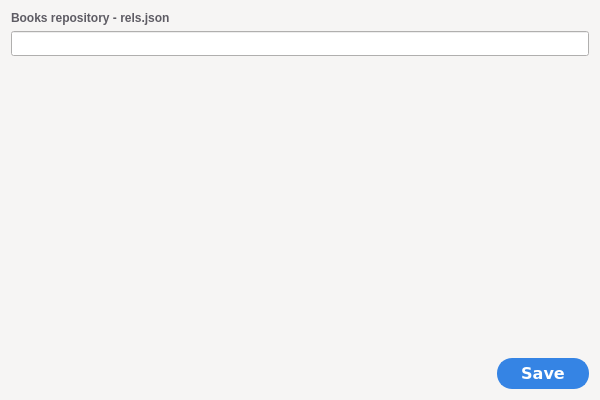
First picture: the form in application/ui/qt_generated/settings.ui, repository Yarosvet/Bionic, before the edit.
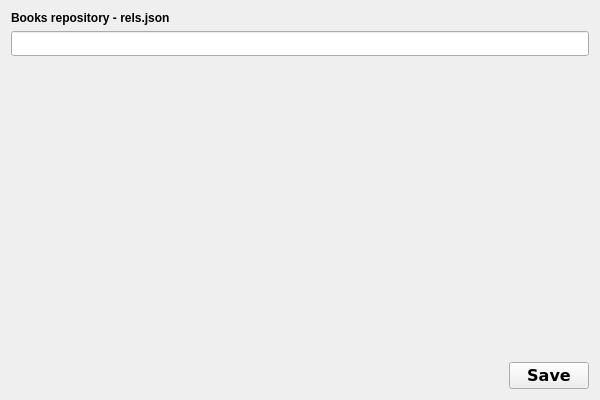
Second picture: the form after the edit. Icons and pictures are not drawn.

Diff of the .ui file:
```diff
--- a/application/ui/qt_generated/settings.ui
+++ b/application/ui/qt_generated/settings.ui
@@ -25,448 +25,6 @@
     <height>400</height>
    </size>
   </property>
-  <property name="palette">
-   <palette>
-    <active>
-     <colorrole role="WindowText">
-      <brush brushstyle="SolidPattern">
-       <color alpha="255">
-        <red>0</red>
-        <green>0</green>
-        <blue>0</blue>
-       </color>
-      </brush>
-     </colorrole>
-     <colorrole role="Button">
-      <brush brushstyle="SolidPattern">
-       <color alpha="255">
-        <red>246</red>
-        <green>245</green>
-        <blue>244</blue>
-       </color>
-      </brush>
-     </colorrole>
-     <colorrole role="Light">
-      <brush brushstyle="SolidPattern">
-       <color alpha="255">
-        <red>255</red>
-        <green>255</green>
-        <blue>255</blue>
-       </color>
-      </brush>
-     </colorrole>
-     <colorrole role="Midlight">
-      <brush brushstyle="SolidPattern">
-       <color alpha="255">
-        <red>250</red>
-        <green>250</green>
-        <blue>249</blue>
-       </color>
-      </brush>
-     </colorrole>
-     <colorrole role="Dark">
-      <brush brushstyle="SolidPattern">
-       <color alpha="255">
-        <red>123</red>
-        <green>122</green>
-        <blue>122</blue>
-       </color>
-      </brush>
-     </colorrole>
-     <colorrole role="Mid">
-      <brush brushstyle="SolidPattern">
-       <color alpha="255">
-        <red>164</red>
-        <green>163</green>
-        <blue>163</blue>
-       </color>
-      </brush>
-     </colorrole>
-     <colorrole role="Text">
-      <brush brushstyle="SolidPattern">
-       <color alpha="255">
-        <red>0</red>
-        <green>0</green>
-        <blue>0</blue>
-       </color>
-      </brush>
-     </colorrole>
-     <colorrole role="BrightText">
-      <brush brushstyle="SolidPattern">
-       <color alpha="255">
-        <red>255</red>
-        <green>255</green>
-        <blue>255</blue>
-       </color>
-      </brush>
-     </colorrole>
-     <colorrole role="ButtonText">
-      <brush brushstyle="SolidPattern">
-       <color alpha="255">
-        <red>0</red>
-        <green>0</green>
-        <blue>0</blue>
-       </color>
-      </brush>
-     </colorrole>
-     <colorrole role="Base">
-      <brush brushstyle="SolidPattern">
-       <color alpha="255">
-        <red>255</red>
-        <green>255</green>
-        <blue>255</blue>
-       </color>
-      </brush>
-     </colorrole>
-     <colorrole role="Window">
-      <brush brushstyle="SolidPattern">
-       <color alpha="255">
-        <red>246</red>
-        <green>245</green>
-        <blue>244</blue>
-       </color>
-      </brush>
-     </colorrole>
-     <colorrole role="Shadow">
-      <brush brushstyle="SolidPattern">
-       <color alpha="255">
-        <red>0</red>
-        <green>0</green>
-        <blue>0</blue>
-       </color>
-      </brush>
-     </colorrole>
-     <colorrole role="AlternateBase">
-      <brush brushstyle="SolidPattern">
-       <color alpha="255">
-        <red>250</red>
-        <green>250</green>
-        <blue>249</blue>
-       </color>
-      </brush>
-     </colorrole>
-     <colorrole role="ToolTipBase">
-      <brush brushstyle="SolidPattern">
-       <color alpha="255">
-        <red>255</red>
-        <green>255</green>
-        <blue>220</blue>
-       </color>
-      </brush>
-     </colorrole>
-     <colorrole role="ToolTipText">
-      <brush brushstyle="SolidPattern">
-       <color alpha="255">
-        <red>0</red>
-        <green>0</green>
-        <blue>0</blue>
-       </color>
-      </brush>
-     </colorrole>
-     <colorrole role="PlaceholderText">
-      <brush brushstyle="NoBrush">
-       <color alpha="128">
-        <red>0</red>
-        <green>0</green>
-        <blue>0</blue>
-       </color>
-      </brush>
-     </colorrole>
-    </active>
-    <inactive>
-     <colorrole role="WindowText">
-      <brush brushstyle="SolidPattern">
-       <color alpha="255">
-        <red>0</red>
-        <green>0</green>
-        <blue>0</blue>
-       </color>
-      </brush>
-     </colorrole>
-     <colorrole role="Button">
-      <brush brushstyle="SolidPattern">
-       <color alpha="255">
-        <red>246</red>
-        <green>245</green>
-        <blue>244</blue>
-       </color>
-      </brush>
-     </colorrole>
-     <colorrole role="Light">
-      <brush brushstyle="SolidPattern">
-       <color alpha="255">
-        <red>255</red>
-        <green>255</green>
-        <blue>255</blue>
-       </color>
-      </brush>
-     </colorrole>
-     <colorrole role="Midlight">
-      <brush brushstyle="SolidPattern">
-       <color alpha="255">
-        <red>250</red>
-        <green>250</green>
-        <blue>249</blue>
-       </color>
-      </brush>
-     </colorrole>
-     <colorrole role="Dark">
-      <brush brushstyle="SolidPattern">
-       <color alpha="255">
-        <red>123</red>
-        <green>122</green>
-        <blue>122</blue>
-       </color>
-      </brush>
-     </colorrole>
-     <colorrole role="Mid">
-      <brush brushstyle="SolidPattern">
-       <color alpha="255">
-        <red>164</red>
-        <green>163</green>
-        <blue>163</blue>
-       </color>
-      </brush>
-     </colorrole>
-     <colorrole role="Text">
-      <brush brushstyle="SolidPattern">
-       <color alpha="255">
-        <red>0</red>
-        <green>0</green>
-        <blue>0</blue>
-       </color>
-      </brush>
-     </colorrole>
-     <colorrole role="BrightText">
-      <brush brushstyle="SolidPattern">
-       <color alpha="255">
-        <red>255</red>
-        <green>255</green>
-        <blue>255</blue>
-       </color>
-      </brush>
-     </colorrole>
-     <colorrole role="ButtonText">
-      <brush brushstyle="SolidPattern">
-       <color alpha="255">
-        <red>0</red>
-        <green>0</green>
-        <blue>0</blue>
-       </color>
-      </brush>
-     </colorrole>
-     <colorrole role="Base">
-      <brush brushstyle="SolidPattern">
-       <color alpha="255">
-        <red>255</red>
-        <green>255</green>
-        <blue>255</blue>
-       </color>
-      </brush>
-     </colorrole>
-     <colorrole role="Window">
-      <brush brushstyle="SolidPattern">
-       <color alpha="255">
-        <red>246</red>
-        <green>245</green>
-        <blue>244</blue>
-       </color>
-      </brush>
-     </colorrole>
-     <colorrole role="Shadow">
-      <brush brushstyle="SolidPattern">
-       <color alpha="255">
-        <red>0</red>
-        <green>0</green>
-        <blue>0</blue>
-       </color>
-      </brush>
-     </colorrole>
-     <colorrole role="AlternateBase">
-      <brush brushstyle="SolidPattern">
-       <color alpha="255">
-        <red>250</red>
-        <green>250</green>
-        <blue>249</blue>
-       </color>
-      </brush>
-     </colorrole>
-     <colorrole role="ToolTipBase">
-      <brush brushstyle="SolidPattern">
-       <color alpha="255">
-        <red>255</red>
-        <green>255</green>
-        <blue>220</blue>
-       </color>
-      </brush>
-     </colorrole>
-     <colorrole role="ToolTipText">
-      <brush brushstyle="SolidPattern">
-       <color alpha="255">
-        <red>0</red>
-        <green>0</green>
-        <blue>0</blue>
-       </color>
-      </brush>
-     </colorrole>
-     <colorrole role="PlaceholderText">
-      <brush brushstyle="NoBrush">
-       <color alpha="128">
-        <red>0</red>
-        <green>0</green>
-        <blue>0</blue>
-       </color>
-      </brush>
-     </colorrole>
-    </inactive>
-    <disabled>
-     <colorrole role="WindowText">
-      <brush brushstyle="SolidPattern">
-       <color alpha="255">
-        <red>123</red>
-        <green>122</green>
-        <blue>122</blue>
-       </color>
-      </brush>
-     </colorrole>
-     <colorrole role="Button">
-      <brush brushstyle="SolidPattern">
-       <color alpha="255">
-        <red>246</red>
-        <green>245</green>
-        <blue>244</blue>
-       </color>
-      </brush>
-     </colorrole>
-     <colorrole role="Light">
-      <brush brushstyle="SolidPattern">
-       <color alpha="255">
-        <red>255</red>
-        <green>255</green>
-        <blue>255</blue>
-       </color>
-      </brush>
-     </colorrole>
-     <colorrole role="Midlight">
-      <brush brushstyle="SolidPattern">
-       <color alpha="255">
-        <red>250</red>
-        <green>250</green>
-        <blue>249</blue>
-       </color>
-      </brush>
-     </colorrole>
-     <colorrole role="Dark">
-      <brush brushstyle="SolidPattern">
-       <color alpha="255">
-        <red>123</red>
-        <green>122</green>
-        <blue>122</blue>
-       </color>
-      </brush>
-     </colorrole>
-     <colorrole role="Mid">
-      <brush brushstyle="SolidPattern">
-       <color alpha="255">
-        <red>164</red>
-        <green>163</green>
-        <blue>163</blue>
-       </color>
-      </brush>
-     </colorrole>
-     <colorrole role="Text">
-      <brush brushstyle="SolidPattern">
-       <color alpha="255">
-        <red>123</red>
-        <green>122</green>
-        <blue>122</blue>
-       </color>
-      </brush>
-     </colorrole>
-     <colorrole role="BrightText">
-      <brush brushstyle="SolidPattern">
-       <color alpha="255">
-        <red>255</red>
-        <green>255</green>
-        <blue>255</blue>
-       </color>
-      </brush>
-     </colorrole>
-     <colorrole role="ButtonText">
-      <brush brushstyle="SolidPattern">
-       <color alpha="255">
-        <red>123</red>
-        <green>122</green>
-        <blue>122</blue>
-       </color>
-      </brush>
-     </colorrole>
-     <colorrole role="Base">
-      <brush brushstyle="SolidPattern">
-       <color alpha="255">
-        <red>246</red>
-        <green>245</green>
-        <blue>244</blue>
-       </color>
-      </brush>
-     </colorrole>
-     <colorrole role="Window">
-      <brush brushstyle="SolidPattern">
-       <color alpha="255">
-        <red>246</red>
-        <green>245</green>
-        <blue>244</blue>
-       </color>
-      </brush>
-     </colorrole>
-     <colorrole role="Shadow">
-      <brush brushstyle="SolidPattern">
-       <color alpha="255">
-        <red>0</red>
-        <green>0</green>
-        <blue>0</blue>
-       </color>
-      </brush>
-     </colorrole>
-     <colorrole role="AlternateBase">
-      <brush brushstyle="SolidPattern">
-       <color alpha="255">
-        <red>246</red>
-        <green>245</green>
-        <blue>244</blue>
-       </color>
-      </brush>
-     </colorrole>
-     <colorrole role="ToolTipBase">
-      <brush brushstyle="SolidPattern">
-       <color alpha="255">
-        <red>255</red>
-        <green>255</green>
-        <blue>220</blue>
-       </color>
-      </brush>
-     </colorrole>
-     <colorrole role="ToolTipText">
-      <brush brushstyle="SolidPattern">
-       <color alpha="255">
-        <red>0</red>
-        <green>0</green>
-        <blue>0</blue>
-       </color>
-      </brush>
-     </colorrole>
-     <colorrole role="PlaceholderText">
-      <brush brushstyle="NoBrush">
-       <color alpha="128">
-        <red>0</red>
-        <green>0</green>
-        <blue>0</blue>
-       </color>
-      </brush>
-     </colorrole>
-    </disabled>
-   </palette>
-  </property>
   <property name="windowTitle">
    <string>Bionic - Settings</string>
   </property>
@@ -474,6 +32,9 @@
    <iconset resource="../../res.qrc">
     <normaloff>:/img/img/b_logo.png</normaloff>:/img/img/b_logo.png</iconset>
   </property>
+  <property name="styleSheet">
+   <string notr="true"/>
+  </property>
   <layout class="QVBoxLayout" name="verticalLayout">
    <item>
     <widget class="QLabel" name="label">
@@ -484,7 +45,7 @@
       </font>
      </property>
      <property name="styleSheet">
-      <string notr="true">color: rgb(94, 92, 100);</string>
+      <string notr="true"/>
      </property>
      <property name="text">
       <string>Books repository - rels.json</string>
@@ -555,15 +116,7 @@
         <cursorShape>PointingHandCursor</cursorShape>
        </property>
        <property name="styleSheet">
-        <string notr="true">background-color: rgb(53, 132, 228);
-color: rgb(255, 255, 255);
-border-style: solid;
-border-width: 2px;
-border-radius: 15px;
-border-color: rgb(53, 132, 228);
-padding: 4px;
-width: 80px;
-min-height: 18px;</string>
+        <string notr="true"/>
        </property>
        <property name="text">
         <string>Save</string>
```
